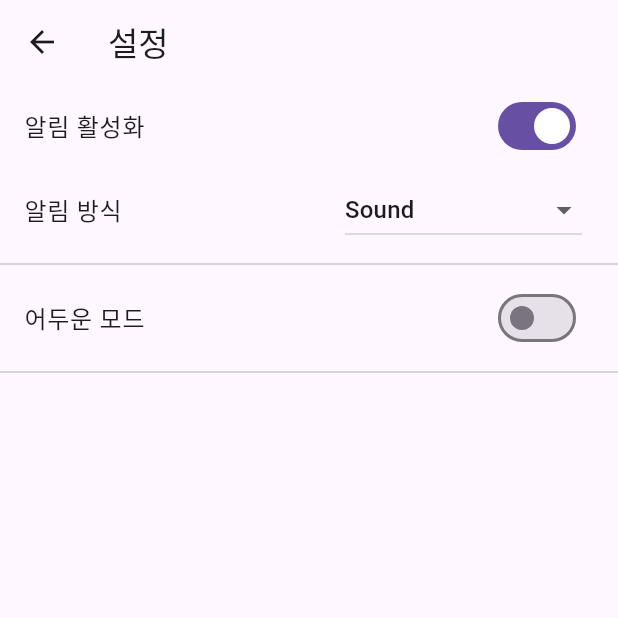
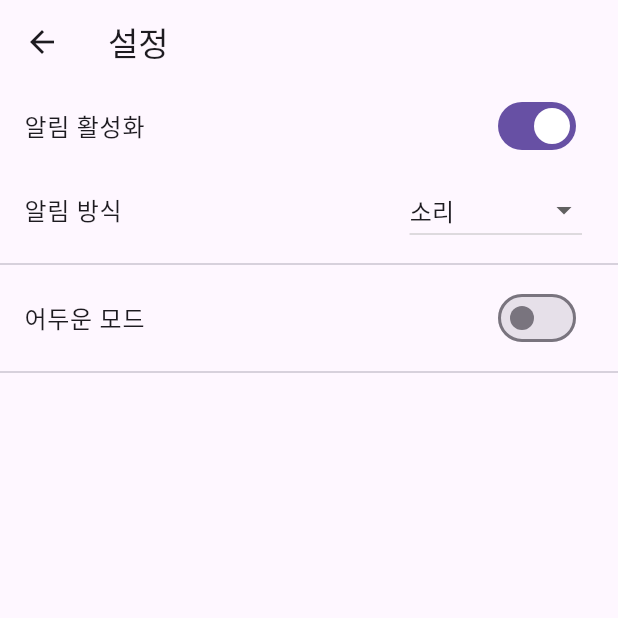
Before and after one commit to LogiStic1207/KOBI, a Flutter app: the OptionsPage screen opened directly, on a phone screen of 412 x 824 dp, the top half of it. Run offline on Flutter 3.47's test engine with Material 3 defaults, Android fonts, the phone set to English and light mode, and no system bars; our stand-ins replace shared_preferences; accounts and stored records are empty.

Commit message:
5th commit

```diff
--- a/kobi_3/lib/menu/options.dart
+++ b/kobi_3/lib/menu/options.dart
@@ -8,14 +8,10 @@ class OptionsPage extends StatefulWidget {
 class _OptionsPageState extends State<OptionsPage> {
   bool _notificationsEnabled = true;
   bool _darkModeEnabled = false;
-  String? _notificationMode = 'Sound'; // Make sure to declare it nullable
+  String? _notificationMode =
+      '소리'; // Ensure this matches an item in your list exactly
 
-  List<String> _notificationModes = [
-    'Vibrate',
-    'Sound',
-    'Sound and Vibrate',
-    'Silent'
-  ];
+  final List<String> _notificationModes = ['진동', '소리', '진동 & 소리', '무음'];
 
   @override
   Widget build(BuildContext context) {
@@ -57,23 +53,21 @@ class _OptionsPageState extends State<OptionsPage> {
                 );
               }).toList(),
               hint: Text('Select Mode'),
-              disabledHint: Text('Disabled'),
+              disabledHint: Text('꺼짐'), // Text when notifications are disabled
             ),
           ),
           Divider(),
           SwitchListTile(
             title: Text('어두운 모드'),
-            value:
-                _darkModeEnabled, // This should be a state variable if needed
+            value: _darkModeEnabled,
             onChanged: (bool value) {
               setState(() {
                 _darkModeEnabled = value;
               });
-              // Handle dark mode toggle
             },
           ),
           Divider(),
-          // You can add more settings here
+          // Additional settings can be added here
         ],
       ),
     );
```
